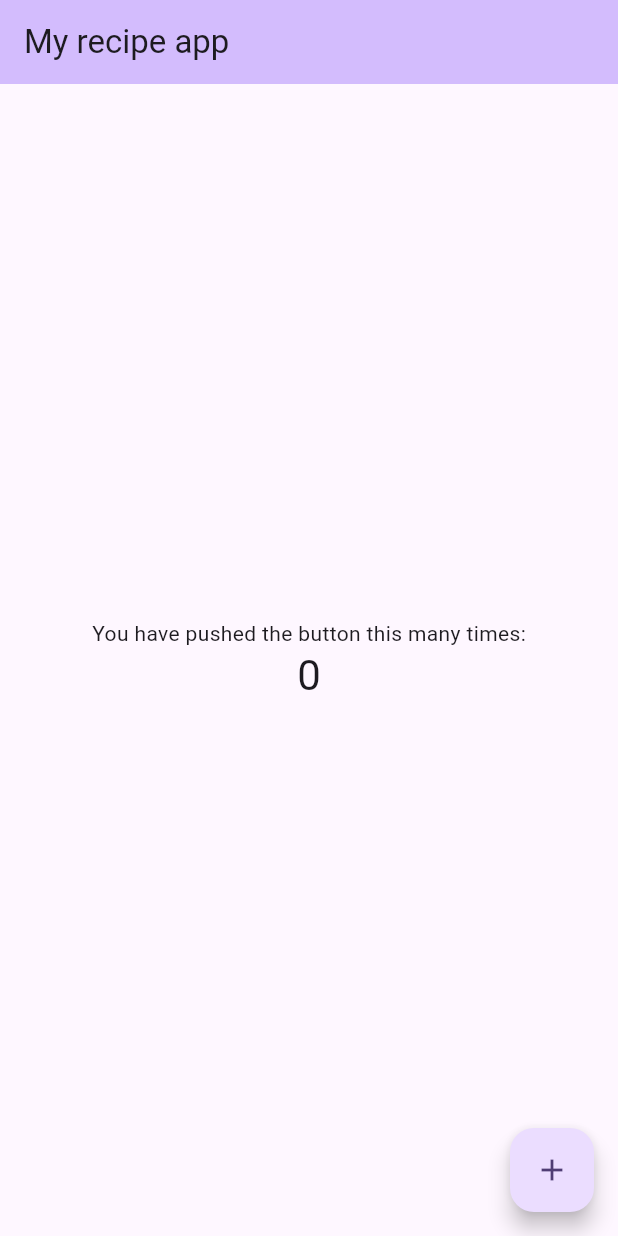
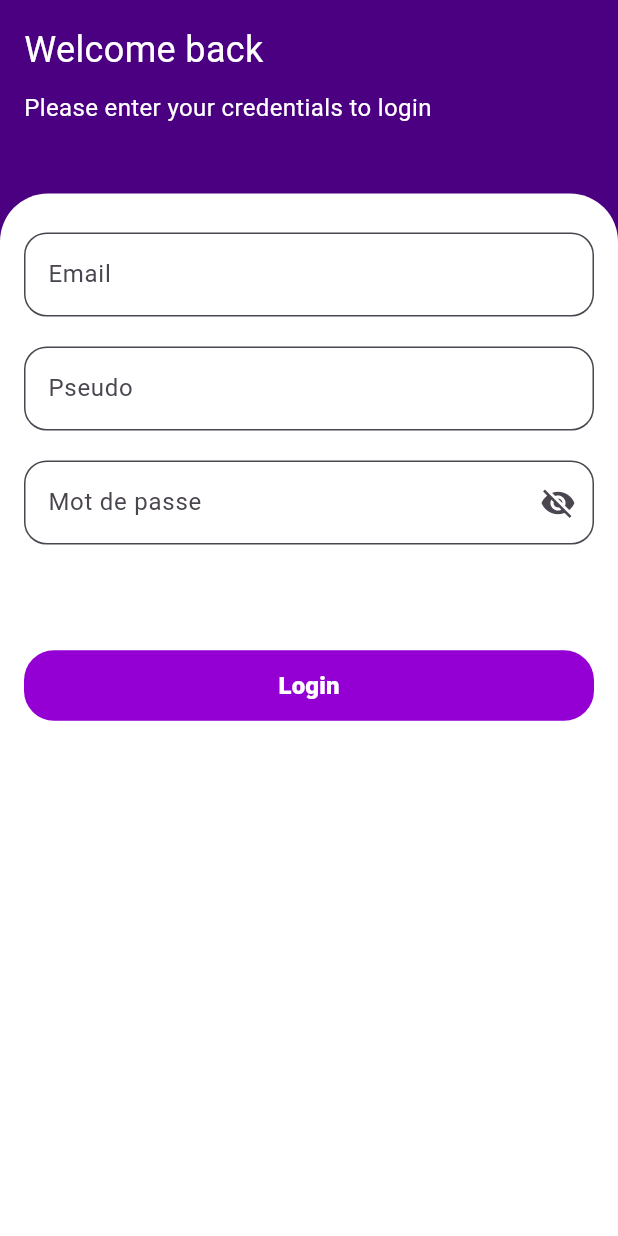
Before and after one commit to BrownofDarkness/nextFlutterMultiScreenCertif, a Flutter app: the screen it shows after launch, on a phone screen of 412 x 824 dp. Run offline on Flutter 3.47's test engine with Material 3 defaults, Android fonts, the phone set to English and light mode, and no system bars; our stand-ins replace go_router.

Commit message:
login view

```diff
--- /dev/null
+++ b/lib/UI/features/login.dart
@@ -0,0 +1,181 @@
+import 'package:flutter/material.dart';
+import 'package:next_flutter_recipe/UI/shared/widgets/default_button.dart';
+import 'package:next_flutter_recipe/models/user_model.dart';
+import 'package:next_flutter_recipe/utils/button_states.dart';
+import 'package:next_flutter_recipe/utils/colors.dart';
+
+class LoginView extends StatefulWidget {
+  const LoginView({super.key});
+
+  @override
+  State<LoginView> createState() => _LoginViewState();
+}
+
+class _LoginViewState extends State<LoginView> {
+  GlobalKey<FormState> _formKey = GlobalKey<FormState>();
+
+  bool isObscured = true;
+  bool isProcessing = false;
+  String? _email;
+  String? _pseudo;
+  String? _password;
+  @override
+  Widget build(BuildContext context) {
+    return Scaffold(
+      backgroundColor: AppColors.primaryLightColor,
+      body: SafeArea(
+        child: Column(
+          crossAxisAlignment: CrossAxisAlignment.start,
+          children: [
+            Padding(
+              padding: const EdgeInsets.all(16.0),
+              child: Column(
+                crossAxisAlignment: CrossAxisAlignment.start,
+                children: [
+                  Text("Welcome back", style: TextStyle(fontSize: 24, color: Colors.white)),
+                  SizedBox(height: 10),
+                  Text("Please enter your credentials to login", style: TextStyle(fontSize: 16, color: Colors.white)),
+                  SizedBox(height: 30),
+                ],
+              ),
+            ),
+            Expanded(
+              child: Container(
+                decoration: BoxDecoration(
+                  color: Colors.white,
+                  borderRadius: BorderRadius.vertical(top: Radius.circular(32)),
+                ),
+                child: Form(
+                  key: _formKey,
+                  child: ListView(
+                    padding: EdgeInsets.all(16),
+                    children: [
+                      SizedBox(height: 10),
+                      TextFormField(
+                        enabled: !isProcessing,
+                        keyboardType: TextInputType.emailAddress,
+                        autovalidateMode: AutovalidateMode.onUserInteraction,
+                        decoration: InputDecoration(
+                          label: Text("Email"),
+                          hintText: "test@example.com",
+                          filled: true,
+                          fillColor: Colors.white,
+                          border: OutlineInputBorder(
+                            borderRadius: BorderRadius.circular(15),
+                          ),
+                        ),
+                        onChanged: (value) {
+                          setState(() {
+                            _email = value;
+                          });
+                        },
+                        validator: (value) {
+                          if (value == null || value.isEmpty) {
+                            return 'L\'email est requis';
+                          }
+                          final emailRegex = RegExp(r'^[\w-\.]+@([\w-]+\.)+[\w-]{2,4}$');
+                          if (!emailRegex.hasMatch(value)) {
+                            return 'Entrez un email valide';
+                          }
+
+                          return null;
+                        },
+                      ),
+                      SizedBox(height: 20),
+                      TextFormField(
+                        enabled: !isProcessing,
+                        autovalidateMode: AutovalidateMode.onUserInteraction,
+                        decoration: InputDecoration(
+                          label: Text("Pseudo"),
+                          hintText: "@wilbrown",
+                          filled: true,
+                          fillColor: Colors.white,
+                          border: OutlineInputBorder(
+                            borderRadius: BorderRadius.circular(15),
+                          ),
+                        ),
+                        onChanged: (value) {
+                          setState(() {
+                            _pseudo = value;
+                          });
+                        },
+                        validator: (value) {
+                          if (value == null || value.isEmpty) {
+                            return 'Le pseudo est requis';
+                          }
+                          return null;
+                        },
+                      ),
+                      SizedBox(height: 20),
+                      TextFormField(
+                        enabled: !isProcessing,
+                        autovalidateMode: AutovalidateMode.onUserInteraction,
+                        obscureText: isObscured,
+                        keyboardType: TextInputType.visiblePassword,
+                        decoration: InputDecoration(
+                          label: Text("Mot de passe"),
+                          hintText: "*********",
+                          filled: true,
+                          fillColor: Colors.white,
+                          border: OutlineInputBorder(
+                            borderRadius: BorderRadius.circular(15),
+                          ),
+                          suffixIcon: IconButton(
+                            icon: Icon(isObscured?Icons.visibility_off:Icons.visibility),
+                            onPressed: () {
+                              setState(() {
+                                isObscured = !isObscured;
+                              });
+                            },
+                          ),
+                        ),
+                        onChanged: (value) {
+                          setState(() {
+                            _password = value;
+                          });
+                        },
+                        validator: (value) {
+                          if (value == null || value.isEmpty) {
+                            return 'Le mot de passe est requis';
+                          }
+                          if (value.length < 6) {
+                            return 'Doit contenir au moins 6 caractères';
+                          }
+                          return null;
+                        },
+                      ),
+                      SizedBox(height: 70),
+                      DefaultButton(
+                        label: "Login",
+                        buttonState: isProcessing?ButtonState.loading:ButtonState.enabled,
+                        onPressed: () {
+                          if (_formKey.currentState!.validate()) {
+                            setState(() {
+                              isProcessing = !isProcessing;
+                            });
+                            Future.delayed(Duration(seconds: 2), () {
+                              UserModel user = UserModel.fromMap(
+                                {
+                                  "pseudo": _pseudo,
+                                  "email": _email,
+                                  "password": _password
+                                }
+                              );
+                              setState(() {
+                                isProcessing = !isProcessing;
+                              });
+                            });
+                          }
+                        },
+                      ),
+                    ],
+                  ),
+                ),
+              )
+            )
+          ],
+        ),
+      ),
+    );
+  }
+}
--- /dev/null
+++ b/lib/UI/shared/widgets/default_button.dart
@@ -0,0 +1,72 @@
+import 'package:flutter/material.dart';
+import 'package:next_flutter_recipe/utils/button_states.dart';
+import 'package:next_flutter_recipe/utils/colors.dart';
+
+class DefaultButton extends StatelessWidget {
+  final String label;
+  final VoidCallback onPressed;
+  final IconData? icon;
+  final double? width;
+  final ButtonState buttonState;
+  final Color backgroundColor;
+  final double? contentSize;
+  const DefaultButton({
+    super.key,
+    required this.label,
+    required this.onPressed,
+    this.icon,
+    this.width,
+    this.buttonState = ButtonState.enabled,
+    this.backgroundColor = AppColors.primaryDarkColor,
+    this.contentSize,
+  });
+
+  @override
+  Widget build(BuildContext context) {
+    final effectiveBackgroundColor = buttonState == ButtonState.enabled
+        ? backgroundColor
+        : backgroundColor.withOpacity(0.5);
+    final effectiveContentColor = buttonState == ButtonState.enabled
+        ? Colors.white
+        : Colors.white.withOpacity(0.5);
+    return SizedBox(
+      width: width ?? double.maxFinite,
+      child: ElevatedButton(
+        onPressed: buttonState == ButtonState.enabled ? onPressed : null,
+        style: ElevatedButton.styleFrom(
+          padding: EdgeInsets.symmetric(horizontal: 16, vertical: 12),
+          backgroundColor: effectiveBackgroundColor,
+          foregroundColor: effectiveContentColor,
+          elevation: 0,
+          shape: RoundedRectangleBorder(
+            borderRadius: BorderRadius.circular(20),
+          ),
+        ),
+        child:  buttonState == ButtonState.loading
+            ? SizedBox(
+          height: 16,
+          width: 16,
+          child: CircularProgressIndicator(
+            valueColor: AlwaysStoppedAnimation<Color>(effectiveContentColor),
+          ),
+        )
+            : Row(
+          mainAxisAlignment: MainAxisAlignment.center,
+          children: [
+            Text(
+              label,
+              style: TextStyle(
+                fontSize: contentSize??16,
+                fontWeight: FontWeight.w900,
+              ),
+            ),
+            if (icon != null) ...[
+              SizedBox(width: 20),
+              Icon(icon, size: 20),
+            ],
+          ],
+        ),
+      ),
+    );
+  }
+}
--- a/lib/main.dart
+++ b/lib/main.dart
@@ -1,102 +1,37 @@
 import 'package:flutter/material.dart';
 import 'package:next_flutter_recipe/navigation/routes.dart';
+import 'package:next_flutter_recipe/utils/colors.dart';
 
 void main() {
   runApp(const MyApp());
 }
 
-class MyApp extends StatelessWidget {
+class MyApp extends StatefulWidget {
   const MyApp({super.key});
 
   @override
+  State<MyApp> createState() => _MyAppState();
+}
+
+class _MyAppState extends State<MyApp> {
+  @override
   Widget build(BuildContext context) {
-    return MaterialApp.router(
-      routeInformationParser: AppRoutes.router.routeInformationParser,
-      routerDelegate: AppRoutes.router.routerDelegate,
-      routeInformationProvider: AppRoutes.router.routeInformationProvider,
-      title: 'My recipe app',
-      theme: ThemeData(
-        colorScheme: .fromSeed(seedColor: Colors.deepPurple),
+    return GestureDetector(
+      onTap: hideKeyboard,
+      child: MaterialApp.router(
+        routeInformationParser: AppRoutes.router.routeInformationParser,
+        routerDelegate: AppRoutes.router.routerDelegate,
+        routeInformationProvider: AppRoutes.router.routeInformationProvider,
+        title: 'My recipe app',
+        theme: ThemeData(
+          colorScheme: ColorScheme.fromSeed(seedColor: AppColors.primaryLightColor),
+        ),
       ),
     );
+
+  }
+
+  void hideKeyboard() {
+    FocusScope.of(context).requestFocus(FocusNode());
   }
 }
-
-class MyHomePage extends StatefulWidget {
-  const MyHomePage({super.key, required this.title});
-
-
-
-  final String title;
-
-  @override
-  State<MyHomePage> createState() => _MyHomePageState();
-}
-
-class _MyHomePageState extends State<MyHomePage> {
-  int _counter = 0;
-
-  void _incrementCounter() {
-    setState(() {
-      // This call to setState tells the Flutter framework that something has
-      // changed in this State, which causes it to rerun the build method below
-      // so that the display can reflect the updated values. If we changed
-      // _counter without calling setState(), then the build method would not be
-      // called again, and so nothing would appear to happen.
-      _counter++;
-    });
-  }
-
-  @override
-  Widget build(BuildContext context) {
-    // This method is rerun every time setState is called, for instance as done
-    // by the _incrementCounter method above.
-    //
-    // The Flutter framework has been optimized to make rerunning build methods
-    // fast, so that you can just rebuild anything that needs updating rather
-    // than having to individually change instances of widgets.
-    return Scaffold(
-      appBar: AppBar(
-        // TRY THIS: Try changing the color here to a specific color (to
-        // Colors.amber, perhaps?) and trigger a hot reload to see the AppBar
-        // change color while the other colors stay the same.
-        backgroundColor: Theme.of(context).colorScheme.inversePrimary,
-        // Here we take the value from the MyHomePage object that was created by
-        // the App.build method, and use it to set our appbar title.
-        title: Text(widget.title),
-      ),
-      body: Center(
-        // Center is a layout widget. It takes a single child and positions it
-        // in the middle of the parent.
-        child: Column(
-          // Column is also a layout widget. It takes a list of children and
-          // arranges them vertically. By default, it sizes itself to fit its
-          // children horizontally, and tries to be as tall as its parent.
-          //
-          // Column has various properties to control how it sizes itself and
-          // how it positions its children. Here we use mainAxisAlignment to
-          // center the children vertically; the main axis here is the vertical
-          // axis because Columns are vertical (the cross axis would be
-          // horizontal).
-          //
-          // TRY THIS: Invoke "debug painting" (choose the "Toggle Debug Paint"
-          // action in the IDE, or press "p" in the console), to see the
-          // wireframe for each widget.
-          mainAxisAlignment: .center,
-          children: [
-            const Text('You have pushed the button this many times:'),
-            Text(
-              '$_counter',
-              style: Theme.of(context).textTheme.headlineMedium,
-            ),
-          ],
-        ),
-      ),
-      floatingActionButton: FloatingActionButton(
-        onPressed: _incrementCounter,
-        tooltip: 'Increment',
-        child: const Icon(Icons.add),
-      ),
-    );
-  }
-}
--- /dev/null
+++ b/lib/models/user_model.dart
@@ -0,0 +1,46 @@
+import 'dart:convert';
+
+class UserModel {
+  String? id;
+  String? pseudo;
+  String? email;
+  String? password;
+
+  UserModel({
+    this.id,
+    this.pseudo,
+    this.email,
+    this.password,
+  });
+
+  UserModel copyWith({
+    String? id,
+    String? pseudo,
+    String? email,
+    String? password,
+  }) =>
+      UserModel(
+        id: id ?? this.id,
+        pseudo: pseudo ?? this.pseudo,
+        email: email ?? this.email,
+        password: password ?? this.password,
+      );
+
+  factory UserModel.fromJson(String str) => UserModel.fromMap(json.decode(str));
+
+  String toJson() => json.encode(toMap());
+
+  factory UserModel.fromMap(Map<String, dynamic> json) => UserModel(
+    id: json["id"],
+    pseudo: json["pseudo"],
+    email: json["email"],
+    password: json["password"],
+  );
+
+  Map<String, dynamic> toMap() => {
+    "id": id,
+    "pseudo": pseudo,
+    "email": email,
+    "password": password,
+  };
+}
--- a/lib/navigation/routes.dart
+++ b/lib/navigation/routes.dart
@@ -1,5 +1,6 @@
 import 'package:flutter/material.dart';
 import 'package:go_router/go_router.dart';
+import 'package:next_flutter_recipe/UI/features/login.dart';
 
 import '../main.dart';
 
@@ -24,7 +25,7 @@ class AppRoutes {
       GoRoute(
         path: "/$login",
         name: login,
-        builder: (context, state) => const MyHomePage(title: 'My recipe app'),
+        builder: (context, state) => const LoginView(),
       ),
 
       GoRoute(
--- /dev/null
+++ b/lib/utils/button_states.dart
@@ -0,0 +1,5 @@
+enum ButtonState {
+  enabled,
+  disabled,
+  loading,
+}
--- /dev/null
+++ b/lib/utils/colors.dart
@@ -0,0 +1,9 @@
+import 'dart:ui';
+
+class AppColors {
+  //primary colors as purple
+  static const Color primaryLightColor = Color(0xFF4B0082);
+  static const Color primaryDarkColor = Color(0xFF9400D3);
+  static const Color backgroundColor = Color(0xFFF5F5F5);
+  static const Color textColor = Color(0xFF000000);
+}
```
